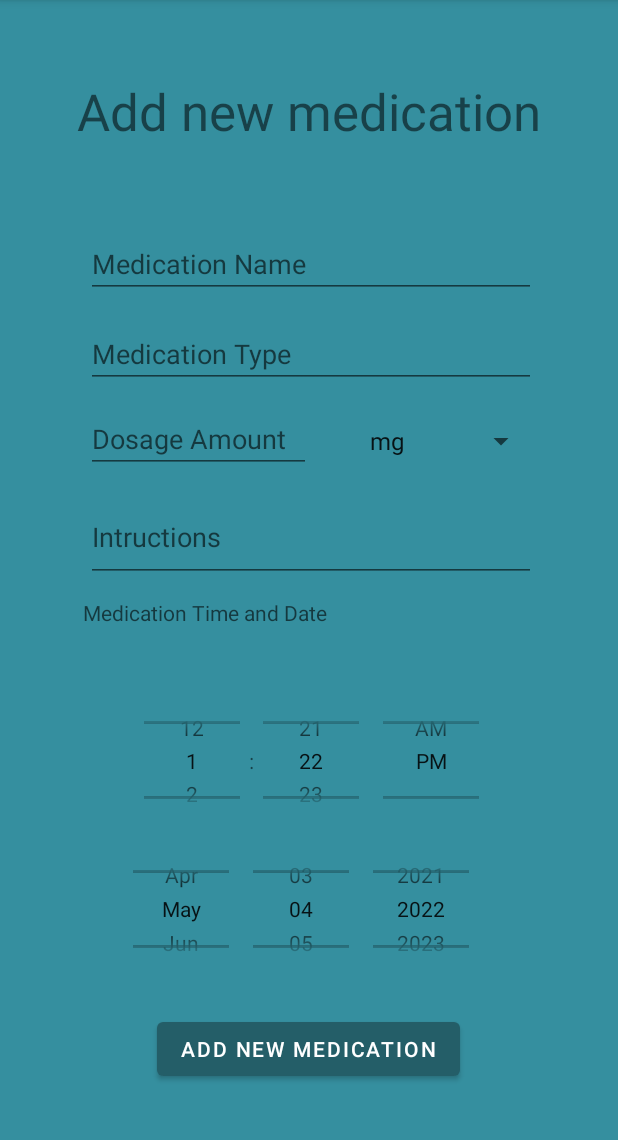
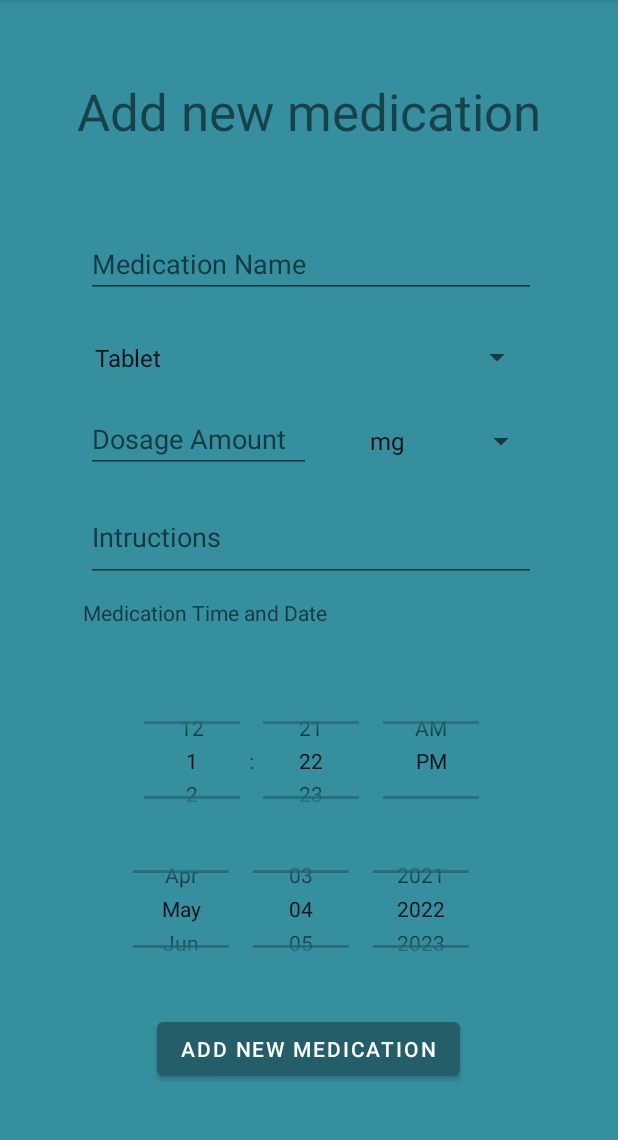
Before and after one commit to sandraczernik/Medic.ly, an Android app: the AddNewMedication screen opened directly, with no data from a screen before it, on a phone screen of 412 x 824 dp, the part 84-1224 px from its top. Run offline under Robolectric (Android 15) with nearby library versions, the phone set to English and light mode, and no system bars.

Commit message:
Added listview for medication list and a dropdown menu for medication type

```diff
--- a/app/build.gradle
+++ b/app/build.gradle
@@ -42,4 +42,5 @@ dependencies {
     testImplementation 'junit:junit:4.+'
     androidTestImplementation 'androidx.test.ext:junit:1.1.3'
     androidTestImplementation 'androidx.test.espresso:espresso-core:3.4.0'
+
 }
--- a/app/src/main/java/com/example/medicly/AddNewMedication.java
+++ b/app/src/main/java/com/example/medicly/AddNewMedication.java
@@ -19,9 +19,9 @@ import java.text.SimpleDateFormat;
 import java.util.Calendar;
 
 public class AddNewMedication extends AppCompatActivity {
-    EditText medication_Name, medication_Type, medication_Dose, medication_Intructions;
+    EditText medication_Name, medication_Dose, medication_Intructions;
     Button addMedicationButton;
-    Spinner medication_Measurement;
+    Spinner medication_Measurement, medication_Type;
     DatePicker medication_Reminder;
     TimePicker timepicker;
     DBHandler DB;
@@ -38,13 +38,20 @@ public class AddNewMedication extends AppCompatActivity {
 
         addMedicationButton = findViewById(R.id.addMedicationBtn);
         medication_Name = findViewById(R.id.medicationName);
-        medication_Type = findViewById(R.id.medicationType);
         medication_Dose = findViewById(R.id.dosageamount);
         medication_Intructions = findViewById(R.id.medicationInstructions);
         medication_Measurement = findViewById(R.id.dosagemeasurement);
+        medication_Type = findViewById(R.id.medicationType);
+
+        ArrayAdapter<CharSequence> adapter2=ArrayAdapter.createFromResource(this, R.array.medicationTypes, android.R.layout.simple_spinner_item);
+        adapter2.setDropDownViewResource(android.R.layout.simple_spinner_item);
+        medication_Type.setAdapter(adapter2);
+
         ArrayAdapter<CharSequence> adapter=ArrayAdapter.createFromResource(this, R.array.dosagemeasurements, android.R.layout.simple_spinner_item);
         adapter.setDropDownViewResource(android.R.layout.simple_spinner_item);
         medication_Measurement.setAdapter(adapter);
+
+
         medication_Reminder = (DatePicker)findViewById(R.id.reminder);
         timepicker = (TimePicker) findViewById(R.id.time_picker);
 
@@ -60,7 +67,7 @@ public class AddNewMedication extends AppCompatActivity {
                // newMedication.setMedicationID(DB.getNextMedicationID());
                 newMedication.setMedicationName(medication_Name.getText().toString());
                 newMedication.setMedicationDose(medication_Dose.getText().toString());
-                newMedication.setMedicationType(medication_Type.getText().toString());
+                newMedication.setMedicationType(medication_Type.getSelectedItem().toString());
                 newMedication.setMedicationMeasurement(medication_Measurement.getSelectedItem().toString());
                 newMedication.setMedicationIntructions(medication_Intructions.getText().toString());
                 //String medicationMeasurement  = medication_Measurement.getSelectedItem().toString();
@@ -108,7 +115,6 @@ public class AddNewMedication extends AppCompatActivity {
                     if(insertMed  ){
                     Toast.makeText(AddNewMedication.this, "New Medication has been added", Toast.LENGTH_SHORT).show();
                     medication_Name.setText("");
-                    medication_Type.setText("");
                     medication_Dose.setText("");
                     medication_Intructions.setText("");
                     Intent intent = new Intent(getApplicationContext(),MedicationHomepage.class);
--- a/app/src/main/java/com/example/medicly/MedicationHomepage.java
+++ b/app/src/main/java/com/example/medicly/MedicationHomepage.java
@@ -68,7 +68,7 @@ public class MedicationHomepage extends AppCompatActivity {
         //HashMap<Integer, String> adapter = new HashMap<Integer, String>(this, android.R.layout.simple_spinner_item, medicationList);
        // medicationView.setAdapter(new showAdapter2(showAdapter));
         medicationView.setAdapter(showAdapter);
-        System.out.println("MEDICATION NAME" + this.medicationName);
+        //System.out.println("MEDICATION NAME" + this.medicationName);
 
 
 
--- a/app/src/main/res/layout/activity_add_new_medication.xml
+++ b/app/src/main/res/layout/activity_add_new_medication.xml
@@ -86,17 +86,17 @@
         app:layout_constraintVertical_bias="0.057" />
 
     <Spinner
-        android:id="@+id/dosagemeasurement"
-        android:layout_width="119dp"
-        android:layout_height="37dp"
+        android:id="@+id/medicationType"
+        android:layout_width="300dp"
+        android:layout_height="47dp"
         android:spinnerMode="dropdown"
-        android:text="Measurement"
+        android:text="Type"
         app:layout_constraintBottom_toBottomOf="parent"
         app:layout_constraintEnd_toEndOf="parent"
-        app:layout_constraintHorizontal_bias="0.815"
+        app:layout_constraintHorizontal_bias="0.495"
         app:layout_constraintStart_toStartOf="parent"
         app:layout_constraintTop_toTopOf="parent"
-        app:layout_constraintVertical_bias="0.377" />
+        app:layout_constraintVertical_bias="0.298" />
 
     <EditText
         android:id="@+id/medicationName"
@@ -112,20 +112,19 @@
         app:layout_constraintTop_toTopOf="parent"
         app:layout_constraintVertical_bias="0.218" />
 
-    <EditText
-        android:id="@+id/medicationType"
-        android:layout_width="300dp"
-        android:layout_height="40dp"
-        android:layout_marginTop="15dp"
-        android:ems="10"
-        android:hint="Medication Type"
-        android:inputType="text"
+    <Spinner
+        android:id="@+id/dosagemeasurement"
+        android:layout_width="119dp"
+        android:layout_height="37dp"
+        android:spinnerMode="dropdown"
+        android:text="Measurement"
         app:layout_constraintBottom_toBottomOf="parent"
         app:layout_constraintEnd_toEndOf="parent"
-        app:layout_constraintHorizontal_bias="0.513"
+        app:layout_constraintHorizontal_bias="0.815"
         app:layout_constraintStart_toStartOf="parent"
         app:layout_constraintTop_toTopOf="parent"
-        app:layout_constraintVertical_bias="0.285" />
+        app:layout_constraintVertical_bias="0.377" />
+
 
     <EditText
         android:id="@+id/dosageamount"
--- a/app/src/main/res/values/strings.xml
+++ b/app/src/main/res/values/strings.xml
@@ -11,4 +11,13 @@
         <item>ml</item>
         <item>l</item>
     </string-array>
+
+    <string-array name="medicationTypes">
+        <item>Tablet</item>
+        <item>2</item>
+        <item>3</item>
+        <item>4</item>
+    </string-array>
+
+
 </resources>
```
Also changed, not shown: app/src/main/java/com/example/medicly/DBHandler.java (+10 -2 lines), app/src/main/res/layout/activity_medication_homepage.xml (+3 -4 lines).
